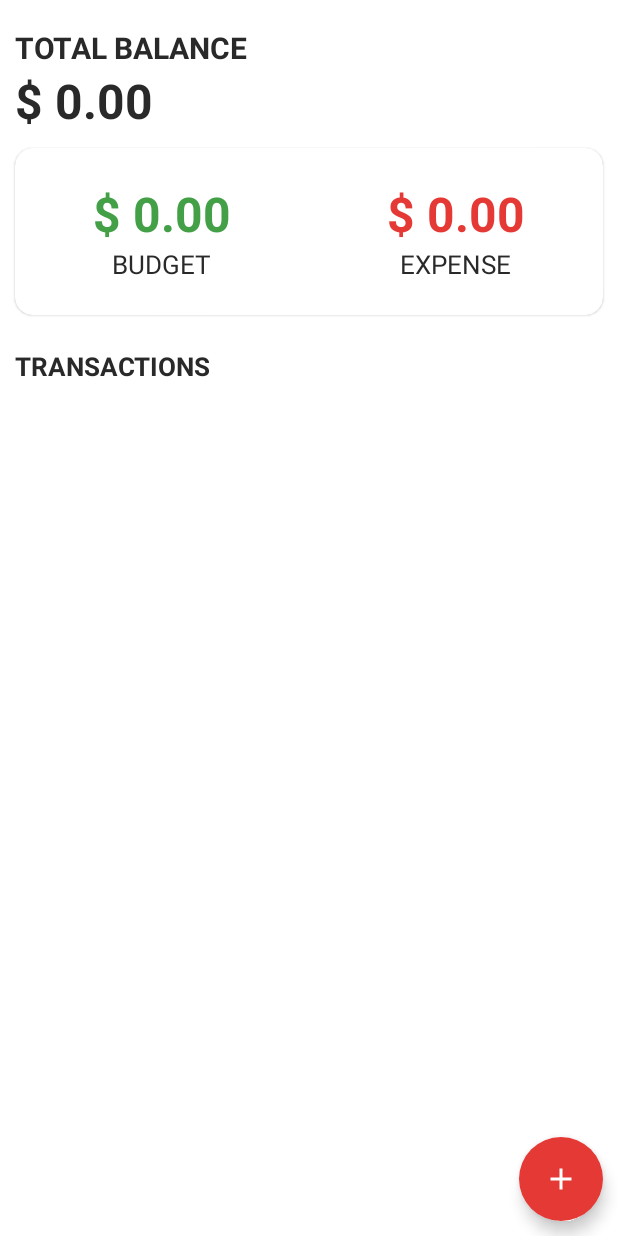
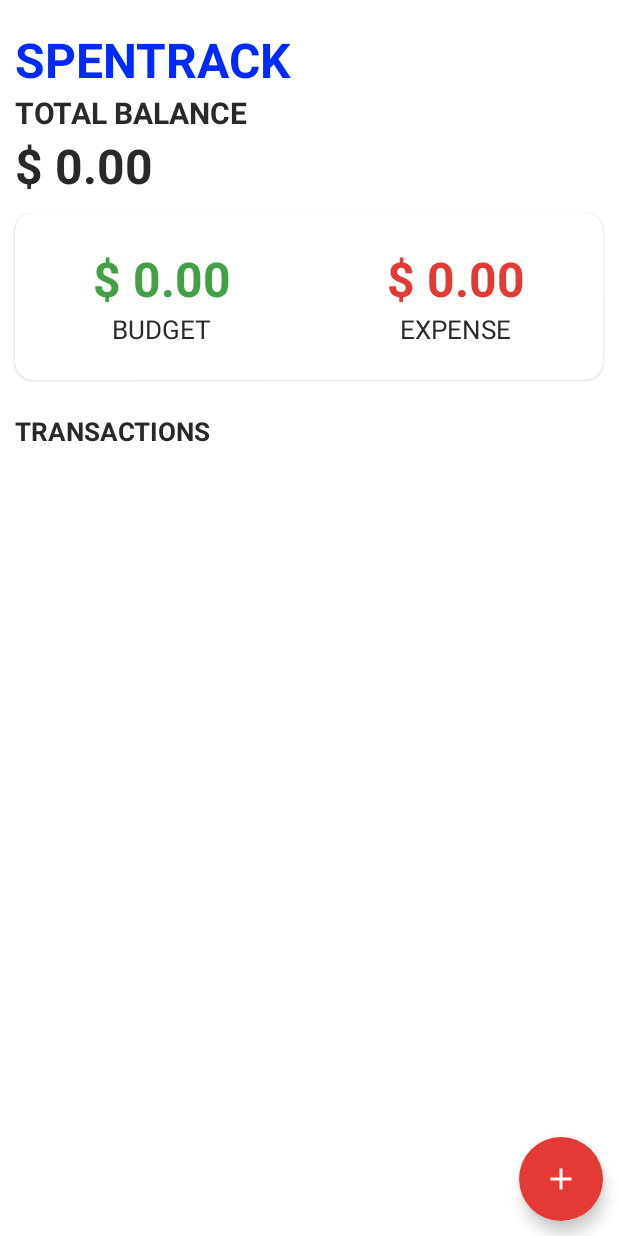
Before and after one commit to whiteHatpro/Android-Study-Jams, an Android app: the screen it shows after launch (MainActivity), on a phone screen of 412 x 824 dp. Run offline under Robolectric (Android 15) with nearby library versions, the phone set to English and light mode, and no system bars; our stand-ins replace Room's generated code.

Commit message:
adding app name

```diff
--- a/app/src/main/res/layout/activity_main.xml
+++ b/app/src/main/res/layout/activity_main.xml
@@ -20,6 +20,14 @@
             android:orientation="vertical"
             android:layout_marginStart="10dp"
             android:layout_marginTop="18dp">
+            <TextView
+                android:layout_width="wrap_content"
+                android:layout_height="wrap_content"
+                android:text="SpenTrack"
+                android:textAllCaps="true"
+                android:textStyle="bold"
+                android:textSize="32sp"
+                android:textColor="#002AFB"/>
             <TextView
                 android:layout_width="wrap_content"
                 android:layout_height="wrap_content"
--- a/app/src/main/res/values/strings.xml
+++ b/app/src/main/res/values/strings.xml
@@ -1,3 +1,4 @@
 <resources>
     <string name="app_name">Budget Tracker</string>
+    <string name="SpenTrack">SpenTrack</string>
 </resources>
```
